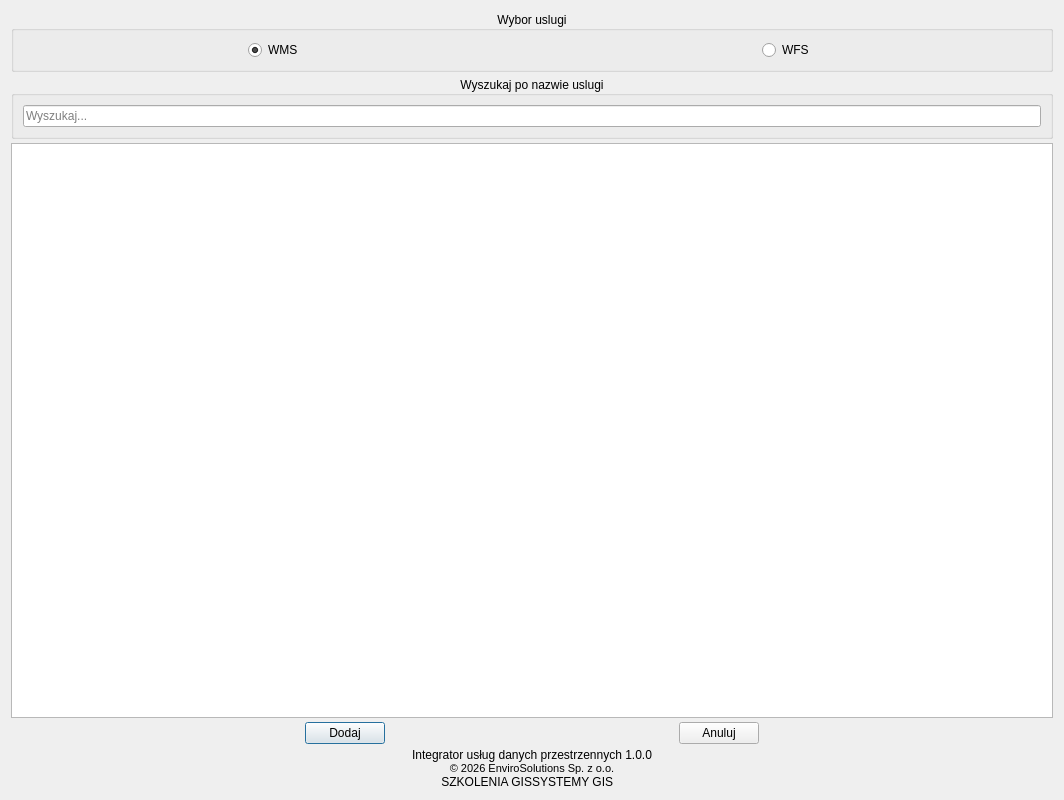
The window that integrator_uslug_danych_przestrzennych_dialog_base.ui (envirosolutionspl/integrator_uslug_danych_przestrzennych) describes before a commit, drawn with Qt 5.
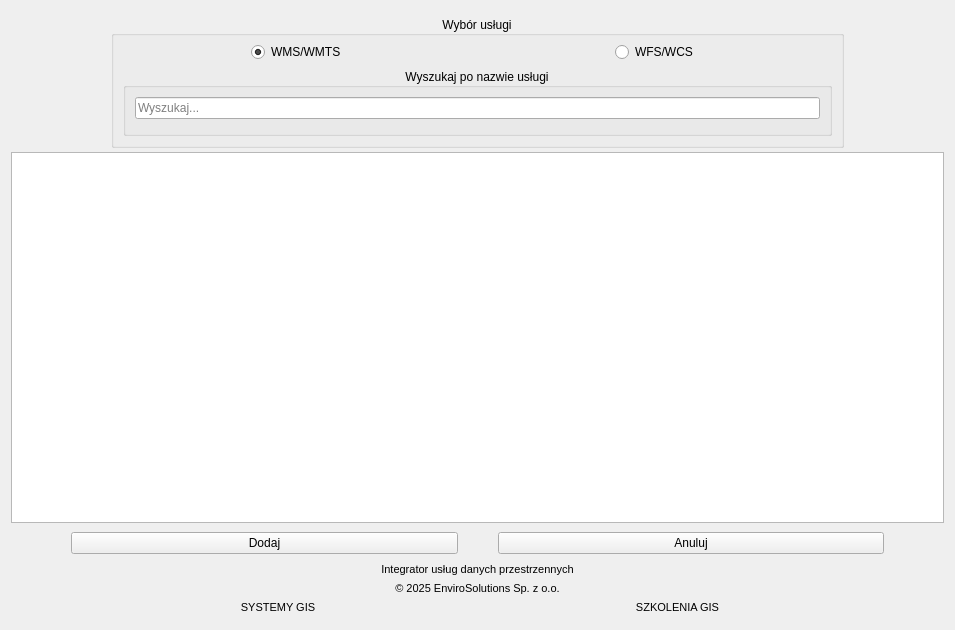
The same window after the commit. Icons and pictures are not drawn.

```diff
--- a/integrator_uslug_danych_przestrzennych_dialog_base.ui
+++ b/integrator_uslug_danych_przestrzennych_dialog_base.ui
@@ -6,8 +6,8 @@
    <rect>
     <x>0</x>
     <y>0</y>
-    <width>1064</width>
-    <height>800</height>
+    <width>955</width>
+    <height>630</height>
    </rect>
   </property>
   <property name="maximumSize">
@@ -23,6 +23,12 @@
    <iconset>
     <normaloff>images/icon.svg</normaloff>images/icon.svg</iconset>
   </property>
+  <property name="styleSheet">
+   <string notr="true"/>
+  </property>
+  <property name="sizeGripEnabled">
+   <bool>false</bool>
+  </property>
   <layout class="QGridLayout" name="gridLayout_2">
    <property name="horizontalSpacing">
     <number>6</number>
@@ -30,88 +36,41 @@
    <property name="verticalSpacing">
     <number>4</number>
    </property>
-   <item row="0" column="0">
-    <widget class="QGroupBox" name="services_groupbox">
-     <property name="title">
-      <string>Wybor uslugi</string>
-     </property>
-     <property name="alignment">
-      <set>Qt::AlignCenter</set>
-     </property>
-     <layout class="QVBoxLayout" name="verticalLayout_3">
-      <item>
-       <layout class="QGridLayout" name="gridLayout_8">
-        <item row="0" column="0" alignment="Qt::AlignHCenter">
-         <widget class="QRadioButton" name="wms_rdbtn">
-          <property name="text">
-           <string>WMS</string>
-          </property>
-          <property name="checked">
-           <bool>true</bool>
-          </property>
-         </widget>
-        </item>
-        <item row="0" column="1" alignment="Qt::AlignHCenter">
-         <widget class="QRadioButton" name="wfs_rdbtn">
-          <property name="text">
-           <string>WFS</string>
-          </property>
-         </widget>
-        </item>
-       </layout>
-      </item>
-     </layout>
-    </widget>
-   </item>
-   <item row="1" column="0">
-    <widget class="QGroupBox" name="groupBox">
-     <property name="title">
-      <string>Wyszukaj po nazwie uslugi</string>
-     </property>
-     <property name="alignment">
-      <set>Qt::AlignCenter</set>
-     </property>
-     <layout class="QVBoxLayout" name="verticalLayout">
-      <item>
-       <widget class="QLineEdit" name="search_lineedit">
-        <property name="placeholderText">
-         <string>Wyszukaj...</string>
-        </property>
-        <property name="clearButtonEnabled">
-         <bool>true</bool>
-        </property>
-       </widget>
-      </item>
-     </layout>
-    </widget>
-   </item>
-   <item row="3" column="0">
+   <item row="4" column="0" colspan="2">
     <widget class="QTableView" name="services_table">
+     <property name="toolTip">
+      <string>Wciśnij Ctrl aby zaznaczyć więcej usług</string>
+     </property>
+     <property name="frameShape">
+      <enum>QFrame::StyledPanel</enum>
+     </property>
      <property name="selectionBehavior">
       <enum>QAbstractItemView::SelectRows</enum>
      </property>
     </widget>
    </item>
-   <item row="5" column="0">
+   <item row="6" column="0" colspan="2">
     <layout class="QGridLayout" name="gridLayout_3">
-     <item row="0" column="0">
-      <spacer name="horizontalSpacer">
-       <property name="orientation">
-        <enum>Qt::Horizontal</enum>
-       </property>
-       <property name="sizeHint" stdset="0">
-        <size>
-         <width>60</width>
-         <height>20</height>
-        </size>
-       </property>
-      </spacer>
-     </item>
+     <property name="topMargin">
+      <number>5</number>
+     </property>
+     <property name="bottomMargin">
+      <number>5</number>
+     </property>
      <item row="0" column="1">
       <widget class="QPushButton" name="add_btn">
+       <property name="enabled">
+        <bool>true</bool>
+       </property>
+       <property name="toolTip">
+        <string>Dodaje usługę do projektu</string>
+       </property>
        <property name="text">
         <string>Dodaj</string>
        </property>
+       <property name="autoDefault">
+        <bool>false</bool>
+       </property>
       </widget>
      </item>
      <item row="0" column="2">
@@ -119,6 +78,9 @@
        <property name="orientation">
         <enum>Qt::Horizontal</enum>
        </property>
+       <property name="sizeType">
+        <enum>QSizePolicy::Preferred</enum>
+       </property>
        <property name="sizeHint" stdset="0">
         <size>
          <width>40</width>
@@ -132,13 +94,35 @@
        <property name="text">
         <string>Anuluj</string>
        </property>
+       <property name="autoDefault">
+        <bool>false</bool>
+       </property>
       </widget>
      </item>
+     <item row="0" column="0">
+      <spacer name="horizontalSpacer">
+       <property name="orientation">
+        <enum>Qt::Horizontal</enum>
+       </property>
+       <property name="sizeType">
+        <enum>QSizePolicy::Minimum</enum>
+       </property>
+       <property name="sizeHint" stdset="0">
+        <size>
+         <width>60</width>
+         <height>20</height>
+        </size>
+       </property>
+      </spacer>
+     </item>
      <item row="0" column="4">
       <spacer name="horizontalSpacer_2">
        <property name="orientation">
         <enum>Qt::Horizontal</enum>
        </property>
+       <property name="sizeType">
+        <enum>QSizePolicy::Minimum</enum>
+       </property>
        <property name="sizeHint" stdset="0">
         <size>
          <width>60</width>
@@ -149,8 +133,23 @@
      </item>
     </layout>
    </item>
-   <item row="7" column="0">
+   <item row="8" column="0" colspan="2">
     <layout class="QHBoxLayout" name="Stopka">
+     <property name="spacing">
+      <number>5</number>
+     </property>
+     <property name="leftMargin">
+      <number>5</number>
+     </property>
+     <property name="topMargin">
+      <number>0</number>
+     </property>
+     <property name="rightMargin">
+      <number>5</number>
+     </property>
+     <property name="bottomMargin">
+      <number>5</number>
+     </property>
      <item>
       <widget class="QLabel" name="img_main">
        <property name="maximumSize">
@@ -159,6 +158,9 @@
          <height>60</height>
         </size>
        </property>
+       <property name="text">
+        <string/>
+       </property>
        <property name="pixmap">
         <pixmap>images/icon.svg</pixmap>
        </property>
@@ -168,113 +170,280 @@
        <property name="alignment">
         <set>Qt::AlignCenter</set>
        </property>
+       <property name="margin">
+        <number>12</number>
+       </property>
       </widget>
      </item>
      <item>
       <layout class="QGridLayout" name="gridLayout_11">
-       <item row="3" column="0">
-        <layout class="QGridLayout" name="gridLayout_4">
-         <item row="1" column="0">
-          <widget class="QLabel" name="label_3">
-           <property name="font">
-            <font>
-             <pointsize>8</pointsize>
-            </font>
-           </property>
-           <property name="text">
-            <string>© 2026 EnviroSolutions Sp. z o.o.</string>
-           </property>
-           <property name="alignment">
-            <set>Qt::AlignCenter</set>
-           </property>
-           <property name="textInteractionFlags">
-            <set>Qt::LinksAccessibleByMouse</set>
-           </property>
-          </widget>
-         </item>
-         <item row="0" column="0">
-          <widget class="QLabel" name="label_4">
-           <property name="maximumSize">
-            <size>
-             <width>16777215</width>
-             <height>15</height>
-            </size>
-           </property>
-           <property name="text">
-            <string>Integrator usług danych przestrzennych 1.0.0</string>
-           </property>
-           <property name="alignment">
-            <set>Qt::AlignCenter</set>
-           </property>
-           <property name="textInteractionFlags">
-            <set>Qt::LinksAccessibleByMouse</set>
-           </property>
-          </widget>
-         </item>
-         <item row="2" column="0">
-          <layout class="QHBoxLayout" name="horizontalLayout_3">
-           <item>
-            <widget class="QLabel" name="label">
-             <property name="text">
-              <string>&lt;html&gt;&lt;head/&gt;&lt;body&gt;&lt;p&gt;&lt;a href=&quot;https://envirosolutions.pl/oferta-szkoleniowa/?utm_source=stopka&amp;utm_medium=wtyczka&amp;utm_campaign=organic&amp;utm_term=uldk_gugik&quot;&gt;&lt;span style=&quot; text-decoration: underline; color:#0000ff;&quot;&gt;SZKOLENIA GIS&lt;/span&gt;&lt;/a&gt;&lt;/p&gt;&lt;/body&gt;&lt;/html&gt;</string>
-             </property>
-             <property name="textFormat">
-              <enum>Qt::RichText</enum>
-             </property>
-             <property name="alignment">
-              <set>Qt::AlignRight|Qt::AlignTrailing|Qt::AlignVCenter</set>
-             </property>
-             <property name="openExternalLinks">
-              <bool>true</bool>
-             </property>
-             <property name="textInteractionFlags">
-              <set>Qt::TextBrowserInteraction</set>
-             </property>
-            </widget>
-           </item>
-           <item>
-            <widget class="QLabel" name="label_2">
-             <property name="text">
-              <string>&lt;html&gt;&lt;head/&gt;&lt;body&gt;&lt;p&gt;&lt;a href=&quot;https://envirosolutions.pl/systemy-opensource-gis/?utm_source=stopka&amp;utm_medium=wtyczka&amp;utm_campaign=organic&amp;utm_term=uldk_gugik&quot;&gt;&lt;span style=&quot; text-decoration: underline; color:#0000ff;&quot;&gt;SYSTEMY GIS&lt;/span&gt;&lt;/a&gt;&lt;/p&gt;&lt;/body&gt;&lt;/html&gt;</string>
-             </property>
-             <property name="textFormat">
-              <enum>Qt::RichText</enum>
-             </property>
-             <property name="alignment">
-              <set>Qt::AlignLeading|Qt::AlignLeft|Qt::AlignVCenter</set>
-             </property>
-             <property name="openExternalLinks">
-              <bool>true</bool>
-             </property>
-             <property name="textInteractionFlags">
-              <set>Qt::TextBrowserInteraction</set>
-             </property>
-            </widget>
-           </item>
-          </layout>
-         </item>
-        </layout>
+       <property name="spacing">
+        <number>6</number>
+       </property>
+       <item row="2" column="0">
+        <widget class="QLabel" name="lbl_email_3">
+         <property name="font">
+          <font>
+           <pointsize>8</pointsize>
+          </font>
+         </property>
+         <property name="text">
+          <string>&lt;html&gt;&lt;head/&gt;&lt;body&gt;&lt;p&gt;&lt;a href=&quot;https://envirosolutions.pl/systemy-opensource-gis/?utm_source=stopka&amp;utm_medium=wtyczka&amp;utm_campaign=organic&amp;utm_term=integrator_uslug_danych_przestrzennych&quot;&gt;&lt;span style=&quot; text-decoration: underline; color:#0000ff;&quot;&gt;SYSTEMY GIS&lt;/span&gt;&lt;/a&gt;&lt;/p&gt;&lt;/body&gt;&lt;/html&gt;</string>
+         </property>
+         <property name="textFormat">
+          <enum>Qt::MarkdownText</enum>
+         </property>
+         <property name="alignment">
+          <set>Qt::AlignCenter</set>
+         </property>
+         <property name="openExternalLinks">
+          <bool>true</bool>
+         </property>
+         <property name="textInteractionFlags">
+          <set>Qt::TextBrowserInteraction</set>
+         </property>
+        </widget>
+       </item>
+       <item row="2" column="1">
+        <widget class="QLabel" name="label">
+         <property name="font">
+          <font>
+           <pointsize>8</pointsize>
+          </font>
+         </property>
+         <property name="text">
+          <string>&lt;html&gt;&lt;head/&gt;&lt;body&gt;&lt;p&gt;&lt;a href=&quot;https://envirosolutions.pl/oferta-szkoleniowa/?utm_source=stopka&amp;utm_medium=wtyczka&amp;utm_campaign=organic&amp;utm_term=integrator_uslug_danych_przestrzennych&quot;&gt;&lt;span style=&quot; text-decoration: underline; color:#0000ff;&quot;&gt;SZKOLENIA GIS&lt;/span&gt;&lt;/a&gt;&lt;/p&gt;&lt;/body&gt;&lt;/html&gt;</string>
+         </property>
+         <property name="textFormat">
+          <enum>Qt::MarkdownText</enum>
+         </property>
+         <property name="alignment">
+          <set>Qt::AlignCenter</set>
+         </property>
+         <property name="openExternalLinks">
+          <bool>true</bool>
+         </property>
+         <property name="textInteractionFlags">
+          <set>Qt::TextBrowserInteraction</set>
+         </property>
+        </widget>
+       </item>
+       <item row="1" column="0" colspan="2">
+        <widget class="QLabel" name="lbl_copyrights_3">
+         <property name="font">
+          <font>
+           <pointsize>8</pointsize>
+          </font>
+         </property>
+         <property name="text">
+          <string>&lt;html&gt;&lt;head/&gt;&lt;body&gt;&lt;p&gt;© 2025 EnviroSolutions Sp. z o.o.&lt;/p&gt;&lt;/body&gt;&lt;/html&gt;</string>
+         </property>
+         <property name="textFormat">
+          <enum>Qt::RichText</enum>
+         </property>
+         <property name="alignment">
+          <set>Qt::AlignCenter</set>
+         </property>
+         <property name="openExternalLinks">
+          <bool>true</bool>
+         </property>
+         <property name="textInteractionFlags">
+          <set>Qt::TextBrowserInteraction</set>
+         </property>
+        </widget>
+       </item>
+       <item row="0" column="0" colspan="2">
+        <widget class="QLabel" name="lbl_pluginVersion">
+         <property name="font">
+          <font>
+           <pointsize>8</pointsize>
+          </font>
+         </property>
+         <property name="text">
+          <string>Integrator usług danych przestrzennych</string>
+         </property>
+         <property name="alignment">
+          <set>Qt::AlignCenter</set>
+         </property>
+        </widget>
        </item>
       </layout>
      </item>
      <item>
       <widget class="QLabel" name="img_es">
+       <property name="sizePolicy">
+        <sizepolicy hsizetype="Maximum" vsizetype="Minimum">
+         <horstretch>0</horstretch>
+         <verstretch>0</verstretch>
+        </sizepolicy>
+       </property>
        <property name="maximumSize">
         <size>
          <width>60</width>
          <height>60</height>
         </size>
        </property>
+       <property name="font">
+        <font>
+         <pointsize>19</pointsize>
+        </font>
+       </property>
+       <property name="mouseTracking">
+        <bool>true</bool>
+       </property>
+       <property name="text">
+        <string/>
+       </property>
        <property name="pixmap">
         <pixmap>images/es_logo.svg</pixmap>
        </property>
        <property name="scaledContents">
         <bool>true</bool>
        </property>
+       <property name="margin">
+        <number>0</number>
+       </property>
       </widget>
      </item>
     </layout>
    </item>
+   <item row="0" column="0" colspan="2">
+    <layout class="QGridLayout" name="gridLayout">
+     <property name="topMargin">
+      <number>5</number>
+     </property>
+     <item row="0" column="2">
+      <widget class="QGroupBox" name="services_groupbox">
+       <property name="sizePolicy">
+        <sizepolicy hsizetype="Minimum" vsizetype="Minimum">
+         <horstretch>0</horstretch>
+         <verstretch>0</verstretch>
+        </sizepolicy>
+       </property>
+       <property name="title">
+        <string>Wybór usługi</string>
+       </property>
+       <property name="alignment">
+        <set>Qt::AlignCenter</set>
+       </property>
+       <layout class="QVBoxLayout" name="verticalLayout_3">
+        <property name="topMargin">
+         <number>6</number>
+        </property>
+        <item>
+         <layout class="QGridLayout" name="gridLayout_8">
+          <item row="0" column="1" alignment="Qt::AlignHCenter">
+           <widget class="QRadioButton" name="wfs_rdbtn">
+            <property name="toolTip">
+             <string>pozwala szybko wyszukiwać najaktualniejsze dane dla zadanego obszaru</string>
+            </property>
+            <property name="text">
+             <string>WFS/WCS</string>
+            </property>
+            <property name="checked">
+             <bool>false</bool>
+            </property>
+           </widget>
+          </item>
+          <item row="0" column="0" alignment="Qt::AlignHCenter">
+           <widget class="QRadioButton" name="wms_rdbtn">
+            <property name="toolTip">
+             <string>Pozwala na pobieranie danych aktualnych i archiwalnych</string>
+            </property>
+            <property name="text">
+             <string>WMS/WMTS</string>
+            </property>
+            <property name="checked">
+             <bool>true</bool>
+            </property>
+           </widget>
+          </item>
+         </layout>
+        </item>
+        <item>
+         <widget class="QGroupBox" name="groupBox">
+          <property name="inputMethodHints">
+           <set>Qt::ImhFormattedNumbersOnly</set>
+          </property>
+          <property name="title">
+           <string>Wyszukaj po nazwie usługi</string>
+          </property>
+          <property name="alignment">
+           <set>Qt::AlignCenter</set>
+          </property>
+          <layout class="QVBoxLayout" name="verticalLayout">
+           <item>
+            <widget class="QLineEdit" name="search_lineedit">
+             <property name="sizePolicy">
+              <sizepolicy hsizetype="Minimum" vsizetype="Fixed">
+               <horstretch>0</horstretch>
+               <verstretch>0</verstretch>
+              </sizepolicy>
+             </property>
+             <property name="placeholderText">
+              <string>Wyszukaj...</string>
+             </property>
+             <property name="clearButtonEnabled">
+              <bool>true</bool>
+             </property>
+            </widget>
+           </item>
+           <item>
+            <spacer name="verticalSpacer">
+             <property name="orientation">
+              <enum>Qt::Vertical</enum>
+             </property>
+             <property name="sizeType">
+              <enum>QSizePolicy::Minimum</enum>
+             </property>
+             <property name="sizeHint" stdset="0">
+              <size>
+               <width>20</width>
+               <height>5</height>
+              </size>
+             </property>
+            </spacer>
+           </item>
+          </layout>
+         </widget>
+        </item>
+       </layout>
+      </widget>
+     </item>
+     <item row="0" column="1">
+      <spacer name="horizontalSpacer_4">
+       <property name="orientation">
+        <enum>Qt::Horizontal</enum>
+       </property>
+       <property name="sizeType">
+        <enum>QSizePolicy::Fixed</enum>
+       </property>
+       <property name="sizeHint" stdset="0">
+        <size>
+         <width>100</width>
+         <height>20</height>
+        </size>
+       </property>
+      </spacer>
+     </item>
+     <item row="0" column="3">
+      <spacer name="horizontalSpacer_5">
+       <property name="orientation">
+        <enum>Qt::Horizontal</enum>
+       </property>
+       <property name="sizeType">
+        <enum>QSizePolicy::Fixed</enum>
+       </property>
+       <property name="sizeHint" stdset="0">
+        <size>
+         <width>100</width>
+         <height>20</height>
+        </size>
+       </property>
+      </spacer>
+     </item>
+    </layout>
+   </item>
   </layout>
  </widget>
  <tabstops>
```
Left out of the diff: 17 changed lines with no effect on the pictures.
